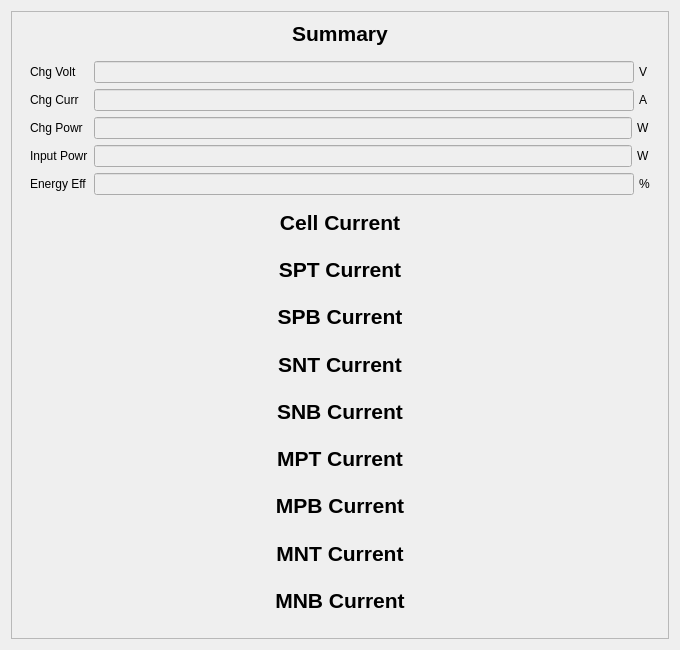
This is app/src/view/shuntcur/shuntcurresultview.ui in daitenshionyan/vrfbcalc-cpp as Qt 5 draws it before an edit. The edited form follows.
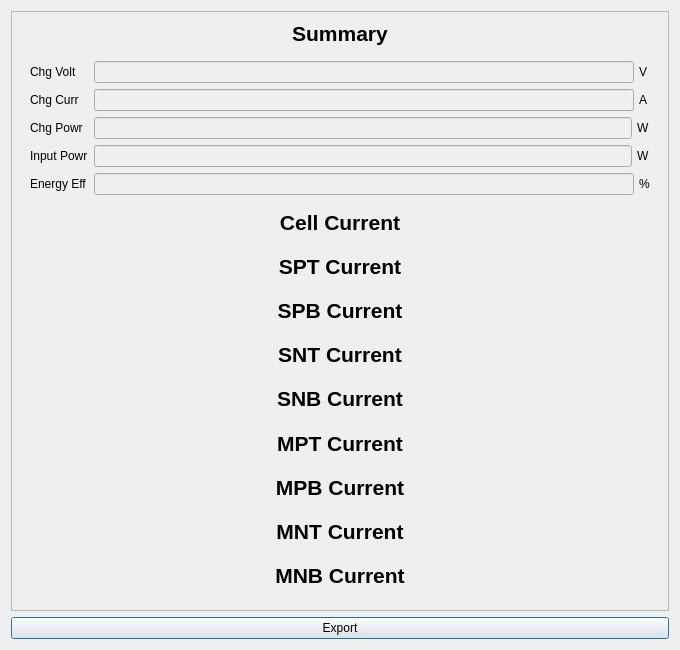
This is the edited form. Custom widgets are drawn as their Qt base class.

Commit message: Add export graphs function

Patch:
```diff
--- a/app/src/view/shuntcur/shuntcurresultview.ui
+++ b/app/src/view/shuntcur/shuntcurresultview.ui
@@ -23,7 +23,7 @@
       <property name="geometry">
        <rect>
         <x>0</x>
-        <y>-24</y>
+        <y>0</y>
         <width>643</width>
         <height>654</height>
        </rect>
@@ -544,6 +544,13 @@
      </widget>
     </widget>
    </item>
+   <item>
+    <widget class="QPushButton" name="exportBtn">
+     <property name="text">
+      <string>Export</string>
+     </property>
+    </widget>
+   </item>
   </layout>
  </widget>
  <customwidgets>
```
The commit also changes 8 other files.
